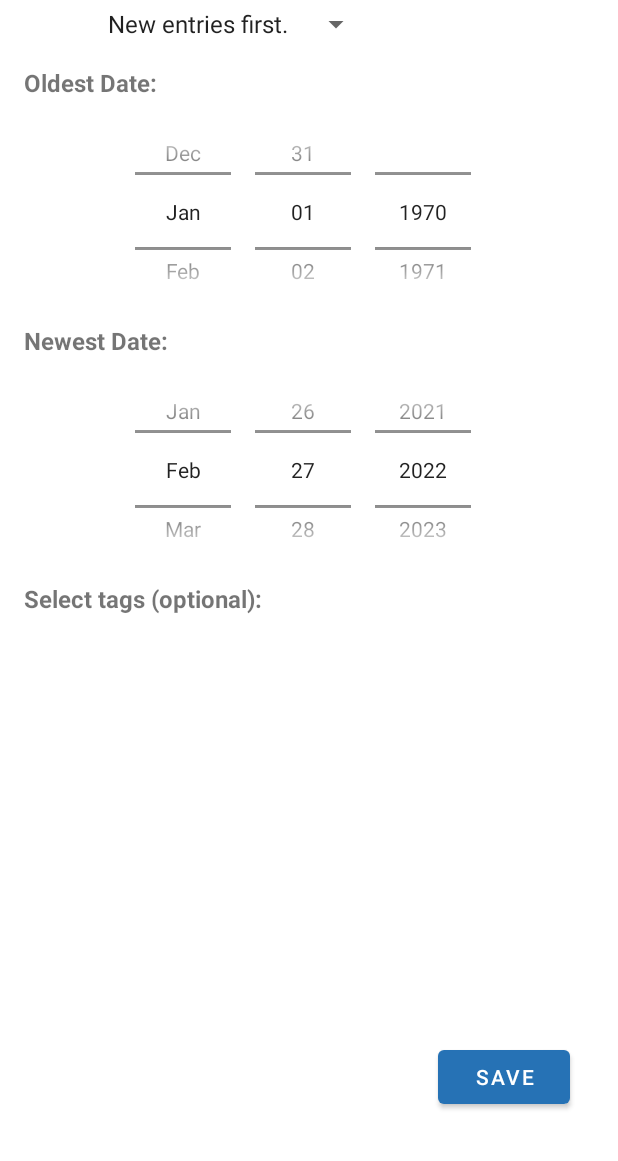
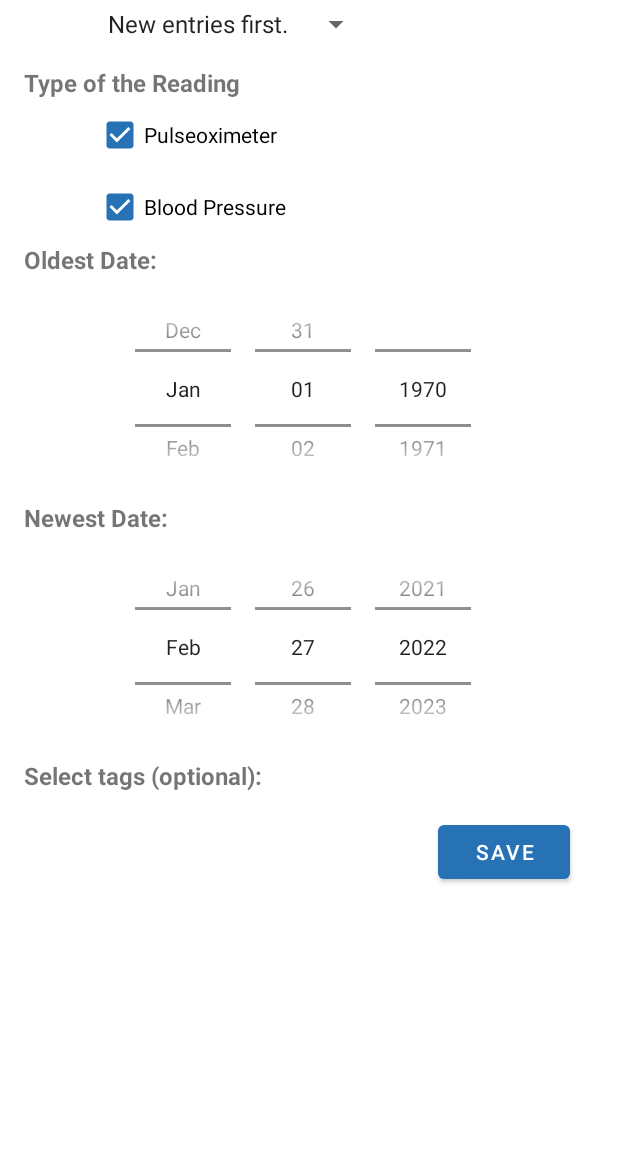
Before and after one commit to dont-ask-why/Picoximeter, an Android app: the ViewReadingsActivity screen opened directly, with no data from a screen before it, after a tap on "Select how to sort the entries.", on a phone screen of 412 x 824 dp, the part 75-1236 px from its top. Run offline under Robolectric (Android 15) with nearby library versions, the phone set to English and light mode, and no system bars; our stand-ins replace Room's generated code; 1 other tap on this screen came first.

Commit message:
Implement new Sort Option
Implement option to sort past readings by type of readings w/ simple checkbox.
Fix misalignment of text in the fab menu used in the view readings activity.

```diff
--- a/android-code-picoximeter/Picoximeter/app/src/main/java/com/picoximeter/ViewReadingsActivity.java
+++ b/android-code-picoximeter/Picoximeter/app/src/main/java/com/picoximeter/ViewReadingsActivity.java
@@ -14,6 +14,7 @@ import android.view.LayoutInflater;
 import android.view.View;
 import android.view.ViewGroup;
 import android.widget.ArrayAdapter;
+import android.widget.CheckBox;
 import android.widget.DatePicker;
 import android.widget.EditText;
 import android.widget.LinearLayout;
@@ -49,6 +50,7 @@ public class ViewReadingsActivity extends AppCompatActivity {
     private long filterSmallestDate = 0;
     private long filterLargestDate = Calendar.getInstance().getTimeInMillis();
     private String[] filterTags = new String[0];
+    private String[] filterTypes = new String[]{"BLOOD_PRESSURE", "PULOX"};
 
     private volatile List<String> LIST_TAGS;
     private long SMALLEST_DATE;
@@ -93,7 +95,7 @@ public class ViewReadingsActivity extends AppCompatActivity {
 
         });
 
-        viewModel.getFilteredReadings(filterIsAsc, filterSmallestDate, filterLargestDate, filterTags).observe(this, readings -> {
+        viewModel.getFilteredReadings(filterIsAsc, filterSmallestDate, filterLargestDate, filterTags, filterTypes).observe(this, readings -> {
             listViewAdapter.newData(readings.toArray(new com.picoximeter.data.ReadingDataBlock[0]));
         });
 
@@ -140,7 +142,7 @@ public class ViewReadingsActivity extends AppCompatActivity {
      * Simple call for observer to restart search with class variables as filters.
      */
     private void updateObserver(){
-        setNewFilter(filterIsAsc, filterSmallestDate, filterLargestDate, filterTags);
+        setNewFilter(filterIsAsc, filterSmallestDate, filterLargestDate, filterTags, filterTypes);
     }
 
     /**
@@ -150,16 +152,17 @@ public class ViewReadingsActivity extends AppCompatActivity {
      * @param filterLargestDate using unix time, what is the largest possible date to be shown.
      * @param filterTags what tags should the results contain, should be a String[0] for all entries.
      */
-    private void setNewFilter(boolean filterIsAsc, long filterSmallestDate, long filterLargestDate, String[] filterTags){
-        if(viewModel.getFilteredReadings(this.filterIsAsc, this.filterSmallestDate, this.filterLargestDate, this.filterTags).hasObservers()){
+    private void setNewFilter(boolean filterIsAsc, long filterSmallestDate, long filterLargestDate, String[] filterTags, String[] filterTypes){
+        if(viewModel.getFilteredReadings(this.filterIsAsc, this.filterSmallestDate, this.filterLargestDate, this.filterTags, this.filterTypes).hasObservers()){
             viewModel.getReadings().removeObservers(this);
         }
 
         this.filterIsAsc = filterIsAsc;
         this.filterSmallestDate = filterSmallestDate;
         this.filterLargestDate = filterLargestDate;
+        this.filterTypes = filterTypes;
 
-        viewModel.getFilteredReadings(filterIsAsc, filterSmallestDate, filterLargestDate, filterTags).observe(this, readings -> {
+        viewModel.getFilteredReadings(filterIsAsc, filterSmallestDate, filterLargestDate, filterTags, filterTypes).observe(this, readings -> {
             listViewAdapter.newData(readings.toArray(new ReadingDataBlock[0]));
         });
     }
@@ -186,12 +189,16 @@ public class ViewReadingsActivity extends AppCompatActivity {
         isFabOpen=false;
         fabSort.animate().translationY(getResources().getDimension(R.dimen.standard_fab1)).alpha(0.0f);
         findViewById(R.id.past_textView_sort).animate().translationY(getResources().getDimension(R.dimen.standard_fab1)).alpha(0.0f);
+
         fabDeleteAll.animate().translationY(getResources().getDimension(R.dimen.standard_fab2)).alpha(0.0f);
         findViewById(R.id.past_textView_del_all).animate().translationY(getResources().getDimension(R.dimen.standard_fab2)).alpha(0.0f);
+
         fabDeleteSingle.animate().translationY(getResources().getDimension(R.dimen.standard_fab3)).alpha(0.0f);
         findViewById(R.id.past_textView_del_single).animate().translationY(getResources().getDimension(R.dimen.standard_fab3)).alpha(0.0f);
+
         fabEdit.animate().translationY(getResources().getDimension(R.dimen.standard_fab4)).alpha(0.0f);
         findViewById(R.id.past_textView_edit).animate().translationY(getResources().getDimension(R.dimen.standard_fab4)).alpha(0.0f);
+
         fab.bringToFront();
     }
 
@@ -266,6 +273,17 @@ public class ViewReadingsActivity extends AppCompatActivity {
         spinner.setAdapter(spinnerAdapter);
         spinner.setSelection(filterIsAsc?0:1);
 
+        CheckBox cbPulox = (CheckBox) popupView.findViewById(R.id.checkBox_pulseoximeter);
+        CheckBox cbBP = (CheckBox) popupView.findViewById(R.id.checkBox_bloodPressure);
+
+        for(String s : filterTypes){
+            if(s.equals("PULOX")){
+                cbPulox.setChecked(true);
+            } else if (s.equals("BLOOD_PRESSURE")){
+                cbBP.setChecked(true);
+            }
+        }
+
         DatePicker pickerOldest = popupView.findViewById(R.id.datePickerOldest);
         Calendar oldestDate = Calendar.getInstance();
         oldestDate.setTimeInMillis(filterSmallestDate);
@@ -298,11 +316,25 @@ public class ViewReadingsActivity extends AppCompatActivity {
         popupView.findViewById(R.id.sort_save_button).setOnClickListener(l ->{
             isTagFilterEnabled = !(checkedItems.size() == 0 || checkedItems.size() == LIST_TAGS.size());
 
+            boolean pulseoximeter = cbPulox.isChecked();
+            boolean bloodPressure = cbBP.isChecked();
+            String[] types;
+            if(pulseoximeter && bloodPressure){
+                types = new String[]{"BLOOD_PRESSURE", "PULOX"};
+            } else if (pulseoximeter) {
+                types = new String[]{"PULOX"};
+            } else if (bloodPressure) {
+                types = new String[]{"BLOOD_PRESSURE"};
+            } else {
+                types = new String[0];
+            }
+
             setNewFilter(
                     spinner.getSelectedItemPosition() == 0,
                     new GregorianCalendar(pickerOldest.getYear(), pickerOldest.getMonth(), pickerOldest.getDayOfMonth(), 0, 0, 0).getTimeInMillis(),
                     new GregorianCalendar(pickerNewest.getYear(), pickerNewest.getMonth(), pickerNewest.getDayOfMonth(), 23, 59, 59).getTimeInMillis(),
-                    isTagFilterEnabled?checkedItems.toArray(new String[0]):LIST_TAGS.toArray(new String[0])
+                    isTagFilterEnabled?checkedItems.toArray(new String[0]):LIST_TAGS.toArray(new String[0]),
+                    types
             );
             popupWindow.dismiss();
         });
--- a/android-code-picoximeter/Picoximeter/app/src/main/java/com/picoximeter/data/ReadingsDAO.java
+++ b/android-code-picoximeter/Picoximeter/app/src/main/java/com/picoximeter/data/ReadingsDAO.java
@@ -31,10 +31,10 @@ public interface ReadingsDAO {
 
     @Query("SELECT * FROM readings_table " +
             "WHERE id > :smallestDate AND id < :largestDate AND tag IN (:tags) " +
-            "ORDER BY " +
+            "AND type in (:types) ORDER BY " +
             "CASE WHEN :isAsc = 1 THEN id END ASC," +
             "CASE WHEN :isAsc = 0 THEN id END DESC")
-    LiveData<List<ReadingDataBlock>> getFilteredReadings(boolean isAsc, long smallestDate, long largestDate, String[] tags);
+    LiveData<List<ReadingDataBlock>> getFilteredReadings(boolean isAsc, long smallestDate, long largestDate, String[] tags, String[] types);
 
     @Delete
     void delete(ReadingDataBlock readingDataBlock);
--- a/android-code-picoximeter/Picoximeter/app/src/main/java/com/picoximeter/data/ReadingsRepository.java
+++ b/android-code-picoximeter/Picoximeter/app/src/main/java/com/picoximeter/data/ReadingsRepository.java
@@ -30,8 +30,8 @@ public class ReadingsRepository {
         return mReadings;
     }
 
-    LiveData<List<ReadingDataBlock>> getFilteredReadings(boolean isAsc, long smallestDate, long largestDate, String[] tags){
-        return mReadingsDao.getFilteredReadings(isAsc, smallestDate, largestDate, tags);
+    LiveData<List<ReadingDataBlock>> getFilteredReadings(boolean isAsc, long smallestDate, long largestDate, String[] tags, String[] types){
+        return mReadingsDao.getFilteredReadings(isAsc, smallestDate, largestDate, tags, types);
     }
 
     void insert(ReadingDataBlock reading){
--- a/android-code-picoximeter/Picoximeter/app/src/main/java/com/picoximeter/data/ReadingsViewModel.java
+++ b/android-code-picoximeter/Picoximeter/app/src/main/java/com/picoximeter/data/ReadingsViewModel.java
@@ -29,8 +29,8 @@ public class ReadingsViewModel extends AndroidViewModel {
         return mRepo.getSmallestID();
     }
 
-    public LiveData<List<ReadingDataBlock>> getFilteredReadings(boolean isAsc, long smallestDate, long largestDate, String[] tags){
-        return mRepo.getFilteredReadings(isAsc, smallestDate, largestDate, tags);
+    public LiveData<List<ReadingDataBlock>> getFilteredReadings(boolean isAsc, long smallestDate, long largestDate, String[] tags, String[] types){
+        return mRepo.getFilteredReadings(isAsc, smallestDate, largestDate, tags, types);
     }
 
     public void insert(ReadingDataBlock reading){
--- a/android-code-picoximeter/Picoximeter/app/src/main/res/layout/activity_view_readings.xml
+++ b/android-code-picoximeter/Picoximeter/app/src/main/res/layout/activity_view_readings.xml
@@ -24,20 +24,9 @@
             android:id="@+id/readings_list"
             android:layout_width="match_parent"
             android:layout_height="match_parent"
-            android:choiceMode="singleChoice">
-        </ListView>
+            android:choiceMode="singleChoice"
+            android:foregroundTint="@color/list_selector"></ListView>
     </LinearLayout>
-
-    <TextView
-        android:id="@+id/past_textView_sort"
-        android:layout_width="wrap_content"
-        android:layout_height="wrap_content"
-        android:layout_marginEnd="8dp"
-        android:layout_marginBottom="32dp"
-        android:text="@string/past_fab_title_sort"
-        android:textAlignment="textEnd"
-        app:layout_constraintBottom_toTopOf="@+id/past_fab_more_options"
-        app:layout_constraintEnd_toStartOf="@+id/past_fab_sort" />
 
     <com.google.android.material.floatingactionbutton.FloatingActionButton
         android:id="@+id/past_fab_more_options"
@@ -60,11 +49,11 @@
         android:layout_width="wrap_content"
         android:layout_height="wrap_content"
         android:layout_marginEnd="8dp"
-        android:layout_marginBottom="36dp"
         android:text="@string/past_fab_title_del_all"
         android:textAlignment="textEnd"
-        app:layout_constraintBottom_toTopOf="@+id/past_textView_sort"
-        app:layout_constraintEnd_toStartOf="@+id/past_fab_delete_all" />
+        app:layout_constraintBottom_toBottomOf="@+id/past_fab_delete_all"
+        app:layout_constraintEnd_toStartOf="@+id/past_fab_delete_all"
+        app:layout_constraintTop_toTopOf="@+id/past_fab_delete_all" />
 
     <com.google.android.material.floatingactionbutton.FloatingActionButton
         android:id="@+id/past_fab_edit"
@@ -76,7 +65,7 @@
         android:clickable="true"
         android:contentDescription="@string/past_fab_edit_desc"
         android:focusable="true"
-        android:foregroundTint="@color/white"
+        android:foregroundTint="@color/grey"
         android:onClick="onEditClick"
         app:fabSize="mini"
         app:layout_constraintBottom_toTopOf="@+id/past_fab_delete_single"
@@ -88,11 +77,11 @@
         android:layout_width="wrap_content"
         android:layout_height="wrap_content"
         android:layout_marginEnd="8dp"
-        android:layout_marginBottom="36dp"
         android:text="@string/past_fab_title_del_sin"
         android:textAlignment="textEnd"
-        app:layout_constraintBottom_toTopOf="@+id/past_textView_del_all"
-        app:layout_constraintEnd_toStartOf="@+id/past_fab_delete_single" />
+        app:layout_constraintBottom_toBottomOf="@+id/past_fab_delete_single"
+        app:layout_constraintEnd_toStartOf="@+id/past_fab_delete_single"
+        app:layout_constraintTop_toTopOf="@+id/past_fab_delete_single" />
 
     <com.google.android.material.floatingactionbutton.FloatingActionButton
         android:id="@+id/past_fab_delete_single"
@@ -117,11 +106,11 @@
         android:layout_width="wrap_content"
         android:layout_height="wrap_content"
         android:layout_marginEnd="8dp"
-        android:layout_marginBottom="36dp"
         android:text="@string/past_fab_title_edit"
         android:textAlignment="textEnd"
-        app:layout_constraintBottom_toTopOf="@+id/past_textView_del_single"
-        app:layout_constraintEnd_toStartOf="@+id/past_fab_edit" />
+        app:layout_constraintBottom_toBottomOf="@+id/past_fab_edit"
+        app:layout_constraintEnd_toStartOf="@+id/past_fab_edit"
+        app:layout_constraintTop_toTopOf="@+id/past_fab_edit" />
 
     <com.google.android.material.floatingactionbutton.FloatingActionButton
         android:id="@+id/past_fab_delete_all"
@@ -140,6 +129,17 @@
         app:layout_constraintBottom_toTopOf="@+id/past_fab_sort"
         app:layout_constraintEnd_toEndOf="parent"
         app:srcCompat="@android:drawable/ic_menu_delete" />
+
+    <TextView
+        android:id="@+id/past_textView_sort"
+        android:layout_width="wrap_content"
+        android:layout_height="wrap_content"
+        android:layout_marginEnd="8dp"
+        android:text="@string/past_fab_title_sort"
+        android:textAlignment="textEnd"
+        app:layout_constraintBottom_toBottomOf="@+id/past_fab_sort"
+        app:layout_constraintEnd_toStartOf="@+id/past_fab_sort"
+        app:layout_constraintTop_toTopOf="@+id/past_fab_sort" />
 
     <com.google.android.material.floatingactionbutton.FloatingActionButton
         android:id="@+id/past_fab_sort"
--- a/android-code-picoximeter/Picoximeter/app/src/main/res/layout/reading_sort_layout.xml
+++ b/android-code-picoximeter/Picoximeter/app/src/main/res/layout/reading_sort_layout.xml
@@ -1,10 +1,16 @@
 <?xml version="1.0" encoding="utf-8"?>
-<androidx.constraintlayout.widget.ConstraintLayout xmlns:android="http://schemas.android.com/apk/res/android"
+<ScrollView
+    xmlns:android="http://schemas.android.com/apk/res/android"
     xmlns:app="http://schemas.android.com/apk/res-auto"
     xmlns:tools="http://schemas.android.com/tools"
     android:layout_width="match_parent"
     android:layout_height="match_parent"
     android:background="?android:attr/colorBackground">
+
+    <androidx.constraintlayout.widget.ConstraintLayout
+        android:layout_width="match_parent"
+        android:layout_height="match_parent"
+        >
 
         <TextView
             android:id="@+id/textView10"
@@ -29,16 +35,48 @@
 
 
         <TextView
+            android:id="@+id/textView13"
+            android:layout_width="wrap_content"
+            android:layout_height="wrap_content"
+            android:layout_marginStart="16dp"
+            android:layout_marginTop="16dp"
+            android:text="@string/sort_type_title"
+            android:textAllCaps="false"
+            android:textSize="16sp"
+            android:textStyle="bold"
+            app:layout_constraintStart_toStartOf="parent"
+            app:layout_constraintTop_toBottomOf="@+id/sort_spinner" />
+
+        <CheckBox
+            android:id="@+id/checkBox_pulseoximeter"
+            android:layout_width="wrap_content"
+            android:layout_height="wrap_content"
+            android:layout_marginStart="64dp"
+            android:checked="false"
+            android:text="@string/readings_pulox"
+            app:layout_constraintStart_toStartOf="parent"
+            app:layout_constraintTop_toBottomOf="@+id/textView13" />
+
+        <CheckBox
+            android:id="@+id/checkBox_bloodPressure"
+            android:layout_width="wrap_content"
+            android:layout_height="wrap_content"
+            android:layout_marginStart="64dp"
+            android:checked="false"
+            android:text="@string/readings_bp"
+            app:layout_constraintStart_toStartOf="parent"
+            app:layout_constraintTop_toBottomOf="@+id/checkBox_pulseoximeter" />
+
+        <TextView
             android:id="@+id/textView11"
             android:layout_width="wrap_content"
             android:layout_height="wrap_content"
             android:layout_marginStart="16dp"
-        android:layout_marginTop="16dp"
             android:text="@string/sort_oldest_date_description"
             android:textSize="16sp"
             android:textStyle="bold"
             app:layout_constraintStart_toStartOf="parent"
-        app:layout_constraintTop_toBottomOf="@+id/sort_spinner" />
+            app:layout_constraintTop_toBottomOf="@+id/checkBox_bloodPressure" />
 
         <DatePicker
             android:id="@+id/datePickerOldest"
@@ -110,3 +148,4 @@
             app:layout_constraintEnd_toEndOf="parent" />
 
     </androidx.constraintlayout.widget.ConstraintLayout>
+</ScrollView>
--- a/android-code-picoximeter/Picoximeter/app/src/main/res/values/dimens.xml
+++ b/android-code-picoximeter/Picoximeter/app/src/main/res/values/dimens.xml
@@ -9,5 +9,5 @@
     <dimen name="standard_fab1">70dp</dimen>
     <dimen name="standard_fab2">130dp</dimen>
     <dimen name="standard_fab3">180dp</dimen>
-    <dimen name="standard_fab4">240dp</dimen>
+    <dimen name="standard_fab4">230dp</dimen>
 </resources>
--- a/android-code-picoximeter/Picoximeter/app/src/main/res/values/strings.xml
+++ b/android-code-picoximeter/Picoximeter/app/src/main/res/values/strings.xml
@@ -70,7 +70,6 @@
     <string name="readings_pulox">Pulseoximeter</string>
     <string name="readings_bp">Blood Pressure</string>
     <string name="bp_unit" translatable="false">mmHg</string>
-    <!-- TODO: Remove or change this placeholder text -->
     <string name="past_bp" translatable="false">%1$s mmHg</string>
-    <string name="empty" translatable="false"></string>
+    <string name="sort_type_title">Type of the Reading</string>
 </resources>
```
Also changed, not shown: 1 other file. Lines whose indentation alone changed are shown as unchanged.
